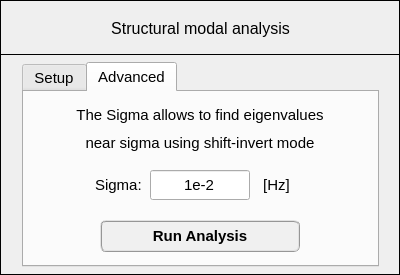
Old version of the form pulse/interface/ui_files/analysis/structural/modal_analysis.ui in the repository open-pulse/OpenPulse.
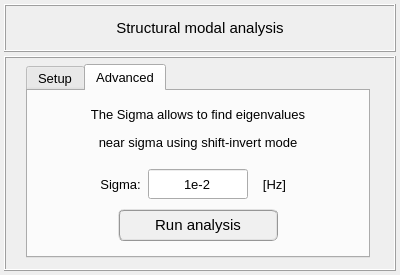
New version of the form. The open tabs and pages were chosen to show the change. Icons and pictures are not drawn.

Diff of the .ui file:
```diff
--- a/pulse/interface/ui_files/analysis/structural/modal_analysis.ui
+++ b/pulse/interface/ui_files/analysis/structural/modal_analysis.ui
@@ -44,15 +44,36 @@
   <property name="whatsThis">
    <string/>
   </property>
-  <widget class="QFrame" name="frame_2">
-   <property name="geometry">
-    <rect>
-     <x>0</x>
-     <y>54</y>
-     <width>400</width>
-     <height>221</height>
-    </rect>
+  <layout class="QGridLayout" name="gridLayout">
+   <property name="leftMargin">
+    <number>4</number>
    </property>
+   <property name="topMargin">
+    <number>4</number>
+   </property>
+   <property name="rightMargin">
+    <number>4</number>
+   </property>
+   <property name="bottomMargin">
+    <number>4</number>
+   </property>
+   <property name="spacing">
+    <number>4</number>
+   </property>
+   <item row="0" column="0">
+    <widget class="QFrame" name="frame_title">
+     <property name="minimumSize">
+      <size>
+       <width>0</width>
+       <height>48</height>
+      </size>
+     </property>
+     <property name="maximumSize">
+      <size>
+       <width>16777215</width>
+       <height>48</height>
+      </size>
+     </property>
    <property name="font">
     <font>
      <family>Arial</family>
@@ -65,21 +86,81 @@
     <enum>QFrame::Box</enum>
    </property>
    <property name="frameShadow">
-    <enum>QFrame::Plain</enum>
+      <enum>QFrame::Raised</enum>
+     </property>
+     <property name="lineWidth">
+      <number>1</number>
+     </property>
+     <layout class="QGridLayout" name="gridLayout_2">
+      <property name="leftMargin">
+       <number>0</number>
+      </property>
+      <property name="topMargin">
+       <number>0</number>
+      </property>
+      <property name="rightMargin">
+       <number>0</number>
+      </property>
+      <property name="bottomMargin">
+       <number>0</number>
+      </property>
+      <property name="spacing">
+       <number>0</number>
+      </property>
+      <item row="0" column="0">
+       <widget class="QLabel" name="label_6">
+        <property name="font">
+         <font>
+          <family>MS Shell Dlg 2</family>
+          <pointsize>11</pointsize>
+          <weight>50</weight>
+          <italic>false</italic>
+          <bold>false</bold>
+         </font>
+        </property>
+        <property name="text">
+         <string>Structural modal analysis</string>
+        </property>
+        <property name="textFormat">
+         <enum>Qt::AutoText</enum>
+        </property>
+        <property name="alignment">
+         <set>Qt::AlignCenter</set>
+        </property>
+       </widget>
+      </item>
+     </layout>
+    </widget>
+   </item>
+   <item row="1" column="0">
+    <widget class="QFrame" name="frame_main">
+     <property name="font">
+      <font>
+       <family>Arial</family>
+       <pointsize>12</pointsize>
+       <weight>75</weight>
+       <bold>true</bold>
+      </font>
+     </property>
+     <property name="frameShape">
+      <enum>QFrame::Box</enum>
+     </property>
+     <property name="frameShadow">
+      <enum>QFrame::Raised</enum>
    </property>
    <widget class="QTabWidget" name="tabWidget">
     <property name="geometry">
      <rect>
       <x>22</x>
       <y>8</y>
-      <width>357</width>
-      <height>205</height>
+        <width>344</width>
+        <height>194</height>
      </rect>
     </property>
     <property name="font">
      <font>
       <family>MS Shell Dlg 2</family>
-      <pointsize>11</pointsize>
+        <pointsize>10</pointsize>
       <weight>50</weight>
       <italic>false</italic>
       <bold>false</bold>
@@ -292,7 +373,7 @@
      <widget class="QLabel" name="label_4">
       <property name="geometry">
        <rect>
-        <x>228</x>
+          <x>222</x>
         <y>78</y>
         <width>49</width>
         <height>30</height>
@@ -312,10 +393,7 @@
       </property>
       <property name="font">
        <font>
-        <family>MS Shell Dlg 2</family>
-        <pointsize>11</pointsize>
-        <weight>50</weight>
-        <bold>false</bold>
+          <pointsize>10</pointsize>
        </font>
       </property>
       <property name="text">
@@ -328,7 +406,7 @@
      <widget class="QLabel" name="label_3">
       <property name="geometry">
        <rect>
-        <x>56</x>
+          <x>50</x>
         <y>78</y>
         <width>70</width>
         <height>30</height>
@@ -348,10 +426,7 @@
       </property>
       <property name="font">
        <font>
-        <family>MS Shell Dlg 2</family>
-        <pointsize>11</pointsize>
-        <weight>50</weight>
-        <bold>false</bold>
+          <pointsize>10</pointsize>
        </font>
       </property>
       <property name="text">
@@ -364,7 +439,7 @@
      <widget class="QLineEdit" name="lineEdit_input_sigma_factor">
       <property name="geometry">
        <rect>
-        <x>126</x>
+          <x>120</x>
         <y>78</y>
         <width>100</width>
         <height>30</height>
@@ -384,11 +459,7 @@
       </property>
       <property name="font">
        <font>
-        <family>MS Shell Dlg 2</family>
-        <pointsize>11</pointsize>
-        <weight>50</weight>
-        <italic>false</italic>
-        <bold>false</bold>
+          <pointsize>10</pointsize>
        </font>
       </property>
       <property name="toolTip">
@@ -404,21 +475,21 @@
      <widget class="QPushButton" name="pushButton_2">
       <property name="geometry">
        <rect>
-        <x>76</x>
-        <y>128</y>
-        <width>200</width>
+          <x>90</x>
+          <y>118</y>
+          <width>160</width>
         <height>32</height>
        </rect>
       </property>
       <property name="minimumSize">
        <size>
-        <width>200</width>
+          <width>160</width>
         <height>32</height>
        </size>
       </property>
       <property name="maximumSize">
        <size>
-        <width>200</width>
+          <width>160</width>
         <height>32</height>
        </size>
       </property>
@@ -426,9 +497,9 @@
        <font>
         <family>MS Shell Dlg 2</family>
         <pointsize>11</pointsize>
-        <weight>75</weight>
+          <weight>9</weight>
         <italic>false</italic>
-        <bold>true</bold>
+          <bold>false</bold>
        </font>
       </property>
       <property name="styleSheet">
@@ -437,37 +508,33 @@
 QPushButton:pressed{border-radius: 6px; border-color: rgb(0, 170, 255); border-style: ridge; border-width: 3px; color: rgb(0, 0, 0); background-color: rgb(174, 213, 255); font: 75 bold 11pt &quot;MS Shell Dlg 2&quot;}</string>
       </property>
       <property name="text">
-       <string>Run Analysis</string>
+         <string>Run analysis</string>
       </property>
      </widget>
      <widget class="QLabel" name="label_7">
       <property name="geometry">
        <rect>
-        <x>6</x>
+          <x>10</x>
         <y>8</y>
-        <width>340</width>
+          <width>320</width>
         <height>30</height>
        </rect>
       </property>
       <property name="minimumSize">
        <size>
-        <width>340</width>
+          <width>320</width>
         <height>30</height>
        </size>
       </property>
       <property name="maximumSize">
        <size>
-        <width>340</width>
+          <width>320</width>
         <height>30</height>
        </size>
       </property>
       <property name="font">
        <font>
-        <family>MS Shell Dlg 2</family>
-        <pointsize>11</pointsize>
-        <weight>50</weight>
-        <italic>false</italic>
-        <bold>false</bold>
+          <pointsize>10</pointsize>
        </font>
       </property>
       <property name="text">
@@ -483,31 +550,27 @@
      <widget class="QLabel" name="label_8">
       <property name="geometry">
        <rect>
-        <x>6</x>
+          <x>10</x>
         <y>36</y>
-        <width>340</width>
+          <width>320</width>
         <height>30</height>
        </rect>
       </property>
       <property name="minimumSize">
        <size>
-        <width>340</width>
+          <width>320</width>
         <height>30</height>
        </size>
       </property>
       <property name="maximumSize">
        <size>
-        <width>340</width>
+          <width>320</width>
         <height>30</height>
        </size>
       </property>
       <property name="font">
        <font>
-        <family>MS Shell Dlg 2</family>
-        <pointsize>11</pointsize>
-        <weight>50</weight>
-        <italic>false</italic>
-        <bold>false</bold>
+          <pointsize>10</pointsize>
        </font>
       </property>
       <property name="text">
@@ -523,61 +586,8 @@
     </widget>
    </widget>
   </widget>
-  <widget class="QFrame" name="frame">
-   <property name="geometry">
-    <rect>
-     <x>0</x>
-     <y>0</y>
-     <width>400</width>
-     <height>55</height>
-    </rect>
-   </property>
-   <property name="font">
-    <font>
-     <family>Arial</family>
-     <pointsize>12</pointsize>
-     <weight>75</weight>
-     <bold>true</bold>
-    </font>
-   </property>
-   <property name="frameShape">
-    <enum>QFrame::Box</enum>
-   </property>
-   <property name="frameShadow">
-    <enum>QFrame::Plain</enum>
-   </property>
-   <property name="lineWidth">
-    <number>1</number>
-   </property>
-   <widget class="QLabel" name="label_6">
-    <property name="geometry">
-     <rect>
-      <x>20</x>
-      <y>10</y>
-      <width>361</width>
-      <height>37</height>
-     </rect>
-    </property>
-    <property name="font">
-     <font>
-      <family>MS Shell Dlg 2</family>
-      <pointsize>12</pointsize>
-      <weight>50</weight>
-      <italic>false</italic>
-      <bold>false</bold>
-     </font>
-    </property>
-    <property name="text">
-     <string>Structural modal analysis</string>
-    </property>
-    <property name="textFormat">
-     <enum>Qt::AutoText</enum>
-    </property>
-    <property name="alignment">
-     <set>Qt::AlignCenter</set>
-    </property>
-   </widget>
-  </widget>
+   </item>
+  </layout>
  </widget>
  <resources/>
  <connections/>
```
Left out of the diff: 63 changed lines with no effect on the pictures. Lines whose indentation alone changed are shown as unchanged.
